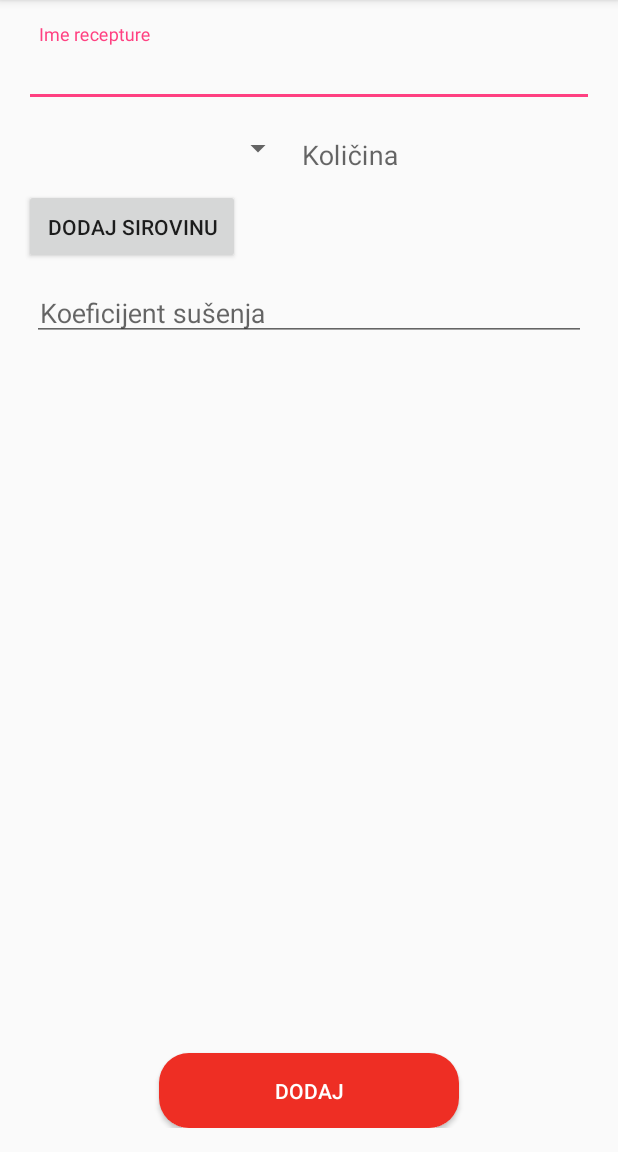
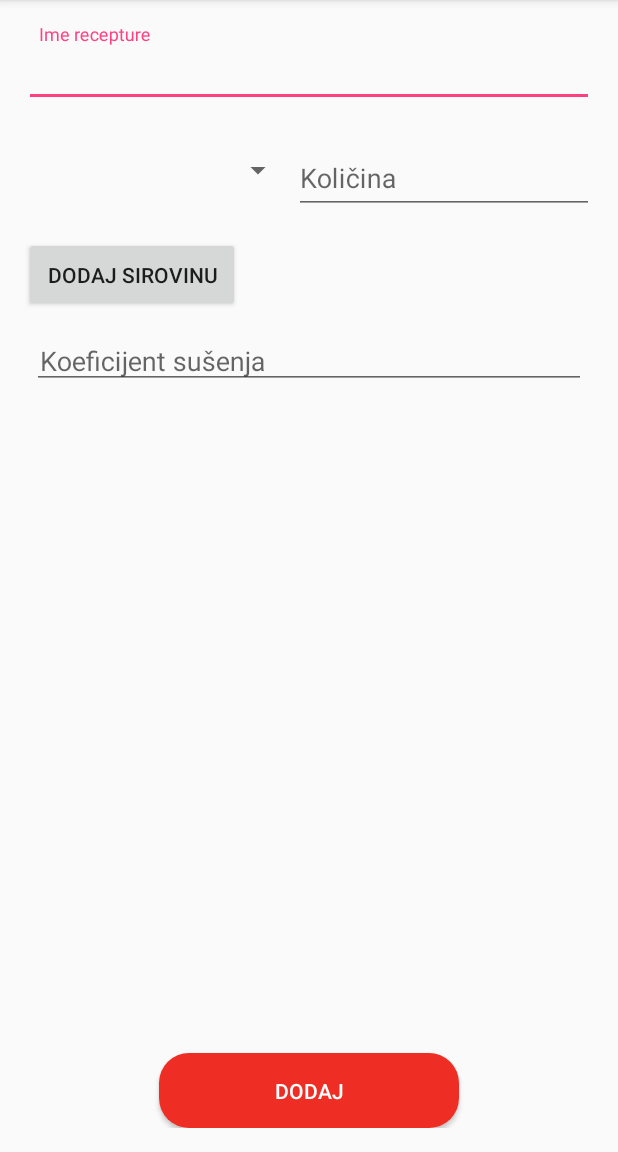
Before and after one commit to fizinen/OptiMix, an Android app: the CreateRecipeActivity screen opened directly, with no data from a screen before it, on a phone screen of 412 x 824 dp, the part 84-1236 px from its top. Run offline under Robolectric (Android 15) with nearby library versions, the phone set to English and light mode, and no system bars; our stand-ins replace ButterKnife; network calls fail.

```diff
--- a/OptiMix-client/app/src/main/res/layout/activity_create_recipe.xml
+++ b/OptiMix-client/app/src/main/res/layout/activity_create_recipe.xml
@@ -1,18 +1,16 @@
 <?xml version="1.0" encoding="utf-8"?>
-<RelativeLayout xmlns:android="http://schemas.android.com/apk/res/android"
+<LinearLayout xmlns:android="http://schemas.android.com/apk/res/android"
     android:orientation="vertical" android:layout_width="match_parent"
     android:padding="16dp"
-    android:layout_height="match_parent">
+    android:layout_height="wrap_content">
     <ScrollView
         android:layout_width="fill_parent"
         android:layout_height="fill_parent"
         android:id="@+id/recipe_creation_scrollView">
-
         <LinearLayout
             android:orientation="vertical"
             android:layout_width="match_parent"
             android:layout_height="wrap_content">
-
             <!-- Recipe name -->
             <android.support.design.widget.TextInputLayout
                 android:layout_height="match_parent"
@@ -37,20 +35,20 @@
                 <Spinner
                     android:id="@+id/material_selection_spinner"
                     android:layout_width="180dp"
-                    android:layout_height="wrap_content"
+                    android:layout_height="54dp"
                     android:paddingBottom="10dp"
                     android:paddingTop="10dp" />
                 <android.support.design.widget.TextInputLayout
                     android:id="@+id/material_amount_input_layout"
                     android:layout_width="match_parent"
-                    android:layout_height="match_parent">
+                    android:layout_height="wrap_content">
                     <EditText
                         android:id="@+id/material_amount"
                         android:layout_width="match_parent"
                         android:layout_height="match_parent"
                         android:hint="@string/material_amount"
                         android:inputType="numberDecimal"
-                        android:padding="5dp"/>
+                        />
                 </android.support.design.widget.TextInputLayout>
             </LinearLayout>
 
@@ -79,21 +77,21 @@
                         android:padding="5dp" />
                 </android.support.design.widget.TextInputLayout>
             </LinearLayout>
-
-
         </LinearLayout>
-
     </ScrollView>
     <!-- Submit button -->
+
+    <RelativeLayout
+        android:layout_width="match_parent"
+        android:layout_height="match_parent">
         <Button
-
             android:layout_width="wrap_content"
             android:layout_height="wrap_content"
             android:background="@drawable/buttonstyle"
             android:textColor="@color/white"
             android:text="@string/create_user"
-        android:layout_gravity="bottom"
             android:layout_alignParentBottom="true"
             android:layout_centerHorizontal="true"
             android:id="@+id/submitRecipeButton" />
     </RelativeLayout>
+</LinearLayout>
```
Lines whose indentation alone changed are shown as unchanged.
